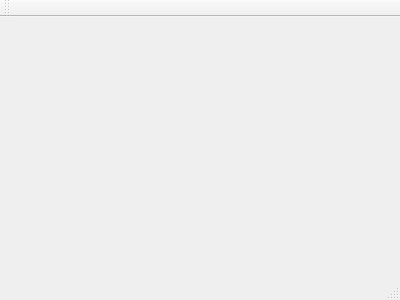
This is mainwindow.ui in nintendops/T1T2FiberAnalyzer as Qt 5 draws it before an edit. The edited form follows.
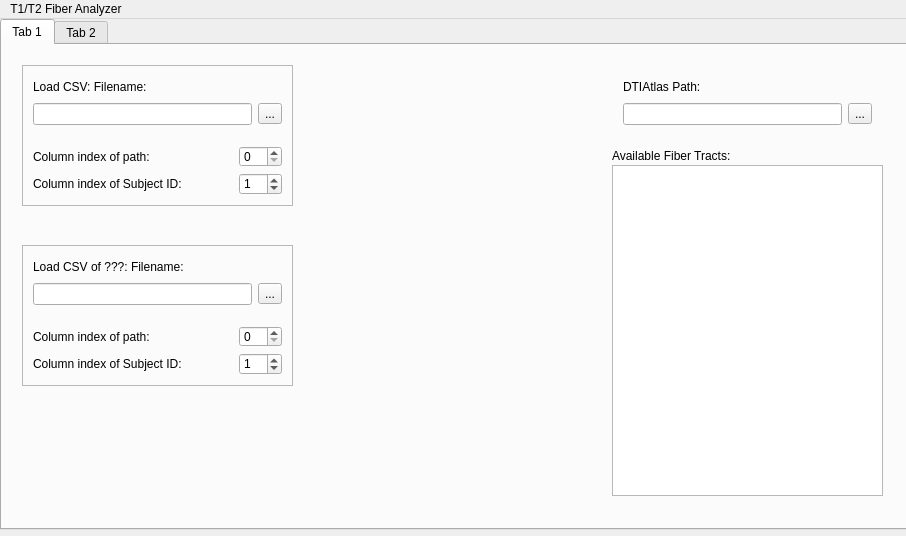
This is the edited form.

What changed in the file:
```diff
--- a/mainwindow.ui
+++ b/mainwindow.ui
@@ -1,24 +1,342 @@
 <ui version="4.0">
  <class>MainWindow</class>
- <widget class="QMainWindow" name="MainWindow" >
-  <property name="geometry" >
+ <widget class="QMainWindow" name="MainWindow">
+  <property name="geometry">
    <rect>
     <x>0</x>
     <y>0</y>
-    <width>400</width>
-    <height>300</height>
+    <width>906</width>
+    <height>536</height>
    </rect>
   </property>
   <property name="windowTitle" >
    <string>MainWindow</string>
   </property>
-  <widget class="QMenuBar" name="menuBar" />
-  <widget class="QToolBar" name="mainToolBar" />
-  <widget class="QWidget" name="centralWidget" />
-  <widget class="QStatusBar" name="statusBar" />
+  <widget class="QWidget" name="centralWidget">
+   <widget class="QTabWidget" name="tabWidget">
+    <property name="geometry">
+     <rect>
+      <x>0</x>
+      <y>0</y>
+      <width>911</width>
+      <height>511</height>
+     </rect>
+    </property>
+    <property name="currentIndex">
+     <number>0</number>
+    </property>
+    <widget class="QWidget" name="tab">
+     <attribute name="title">
+      <string>Tab 1</string>
+     </attribute>
+     <widget class="QFrame" name="frame">
+      <property name="geometry">
+       <rect>
+        <x>20</x>
+        <y>20</y>
+        <width>271</width>
+        <height>141</height>
+       </rect>
+      </property>
+      <property name="frameShape">
+       <enum>QFrame::StyledPanel</enum>
+      </property>
+      <property name="frameShadow">
+       <enum>QFrame::Raised</enum>
+      </property>
+      <widget class="QWidget" name="verticalLayoutWidget">
+       <property name="geometry">
+        <rect>
+         <x>0</x>
+         <y>0</y>
+         <width>271</width>
+         <height>71</height>
+        </rect>
+       </property>
+       <layout class="QVBoxLayout" name="verticalLayout">
+        <item>
+         <widget class="QLabel" name="label">
+          <property name="text">
+           <string>Load CSV: Filename:</string>
+          </property>
+         </widget>
+        </item>
+        <item>
+         <layout class="QHBoxLayout" name="horizontalLayout">
+          <item>
+           <widget class="QLineEdit" name="lineEdit"/>
+          </item>
+          <item>
+           <widget class="QToolButton" name="toolButton">
+            <property name="text">
+             <string>...</string>
+            </property>
+           </widget>
+          </item>
+         </layout>
+        </item>
+       </layout>
+      </widget>
+      <widget class="QWidget" name="formLayoutWidget">
+       <property name="geometry">
+        <rect>
+         <x>0</x>
+         <y>70</y>
+         <width>271</width>
+         <height>71</height>
+        </rect>
+       </property>
+       <layout class="QFormLayout" name="formLayout">
+        <property name="fieldGrowthPolicy">
+         <enum>QFormLayout::AllNonFixedFieldsGrow</enum>
+        </property>
+        <item row="0" column="0">
+         <widget class="QLabel" name="label_3">
+          <property name="minimumSize">
+           <size>
+            <width>200</width>
+            <height>0</height>
+           </size>
+          </property>
+          <property name="text">
+           <string>Column index of path:</string>
+          </property>
+         </widget>
+        </item>
+        <item row="0" column="1">
+         <widget class="QSpinBox" name="spinBox">
+          <property name="maximumSize">
+           <size>
+            <width>45</width>
+            <height>16777215</height>
+           </size>
+          </property>
+         </widget>
+        </item>
+        <item row="1" column="0">
+         <widget class="QLabel" name="label_4">
+          <property name="minimumSize">
+           <size>
+            <width>200</width>
+            <height>0</height>
+           </size>
+          </property>
+          <property name="text">
+           <string>Column index of Subject ID:</string>
+          </property>
+         </widget>
+        </item>
+        <item row="1" column="1">
+         <widget class="QSpinBox" name="spinBox_2">
+          <property name="maximumSize">
+           <size>
+            <width>45</width>
+            <height>16777215</height>
+           </size>
+          </property>
+          <property name="value">
+           <number>1</number>
+          </property>
+         </widget>
+        </item>
+       </layout>
+      </widget>
+     </widget>
+     <widget class="QFrame" name="frame_2">
+      <property name="geometry">
+       <rect>
+        <x>20</x>
+        <y>200</y>
+        <width>271</width>
+        <height>141</height>
+       </rect>
+      </property>
+      <property name="frameShape">
+       <enum>QFrame::StyledPanel</enum>
+      </property>
+      <property name="frameShadow">
+       <enum>QFrame::Raised</enum>
+      </property>
+      <widget class="QWidget" name="verticalLayoutWidget_3">
+       <property name="geometry">
+        <rect>
+         <x>0</x>
+         <y>0</y>
+         <width>271</width>
+         <height>71</height>
+        </rect>
+       </property>
+       <layout class="QVBoxLayout" name="verticalLayout_3">
+        <item>
+         <widget class="QLabel" name="label_5">
+          <property name="text">
+           <string>Load CSV of ???: Filename:</string>
+          </property>
+         </widget>
+        </item>
+        <item>
+         <layout class="QHBoxLayout" name="horizontalLayout_3">
+          <item>
+           <widget class="QLineEdit" name="lineEdit_3"/>
+          </item>
+          <item>
+           <widget class="QToolButton" name="toolButton_2">
+            <property name="text">
+             <string>...</string>
+            </property>
+           </widget>
+          </item>
+         </layout>
+        </item>
+       </layout>
+      </widget>
+      <widget class="QWidget" name="formLayoutWidget_2">
+       <property name="geometry">
+        <rect>
+         <x>0</x>
+         <y>70</y>
+         <width>271</width>
+         <height>71</height>
+        </rect>
+       </property>
+       <layout class="QFormLayout" name="formLayout_2">
+        <property name="fieldGrowthPolicy">
+         <enum>QFormLayout::AllNonFixedFieldsGrow</enum>
+        </property>
+        <item row="0" column="0">
+         <widget class="QLabel" name="label_6">
+          <property name="minimumSize">
+           <size>
+            <width>200</width>
+            <height>0</height>
+           </size>
+          </property>
+          <property name="text">
+           <string>Column index of path:</string>
+          </property>
+         </widget>
+        </item>
+        <item row="0" column="1">
+         <widget class="QSpinBox" name="spinBox_3">
+          <property name="maximumSize">
+           <size>
+            <width>45</width>
+            <height>16777215</height>
+           </size>
+          </property>
+         </widget>
+        </item>
+        <item row="1" column="0">
+         <widget class="QLabel" name="label_7">
+          <property name="minimumSize">
+           <size>
+            <width>200</width>
+            <height>0</height>
+           </size>
+          </property>
+          <property name="text">
+           <string>Column index of Subject ID:</string>
+          </property>
+         </widget>
+        </item>
+        <item row="1" column="1">
+         <widget class="QSpinBox" name="spinBox_4">
+          <property name="maximumSize">
+           <size>
+            <width>45</width>
+            <height>16777215</height>
+           </size>
+          </property>
+          <property name="value">
+           <number>1</number>
+          </property>
+         </widget>
+        </item>
+       </layout>
+      </widget>
+     </widget>
+     <widget class="QWidget" name="verticalLayoutWidget_4">
+      <property name="geometry">
+       <rect>
+        <x>610</x>
+        <y>20</y>
+        <width>271</width>
+        <height>71</height>
+       </rect>
+      </property>
+      <layout class="QVBoxLayout" name="verticalLayout_4">
+       <item>
+        <widget class="QLabel" name="label_8">
+         <property name="text">
+          <string>DTIAtlas Path:</string>
+         </property>
+        </widget>
+       </item>
+       <item>
+        <layout class="QHBoxLayout" name="horizontalLayout_4">
+         <item>
+          <widget class="QLineEdit" name="DTIAtlas_Path"/>
+         </item>
+         <item>
+          <widget class="QToolButton" name="toolButton_3">
+           <property name="text">
+            <string>...</string>
+           </property>
+          </widget>
+         </item>
+        </layout>
+       </item>
+      </layout>
+     </widget>
+     <widget class="QTableWidget" name="Fiber_Tracts_Table">
+      <property name="geometry">
+       <rect>
+        <x>610</x>
+        <y>120</y>
+        <width>271</width>
+        <height>331</height>
+       </rect>
+      </property>
+     </widget>
+     <widget class="QLabel" name="label_2">
+      <property name="geometry">
+       <rect>
+        <x>610</x>
+        <y>100</y>
+        <width>271</width>
+        <height>21</height>
+       </rect>
+      </property>
+      <property name="text">
+       <string>Available Fiber Tracts:</string>
+      </property>
+     </widget>
+    </widget>
+    <widget class="QWidget" name="tab_2">
+     <attribute name="title">
+      <string>Tab 2</string>
+     </attribute>
+    </widget>
+   </widget>
+  </widget>
+  <widget class="QMenuBar" name="menuBar">
+   <property name="geometry">
+    <rect>
+     <x>0</x>
+     <y>0</y>
+     <width>906</width>
+     <height>25</height>
+    </rect>
+   </property>
+   <widget class="QMenu" name="menuT1_T2_Fiber_Analyzer">
+    <property name="title">
+     <string>T1/T2 Fiber Analyzer</string>
+    </property>
+   </widget>
+   <addaction name="menuT1_T2_Fiber_Analyzer"/>
+  </widget>
  </widget>
- <layoutDefault spacing="6" margin="11" />
- <pixmapfunction></pixmapfunction>
+ <layoutdefault spacing="6" margin="11"/>
  <resources/>
  <connections/>
 </ui>
```
Left out of the diff: 3 changed lines with no effect on the pictures.
